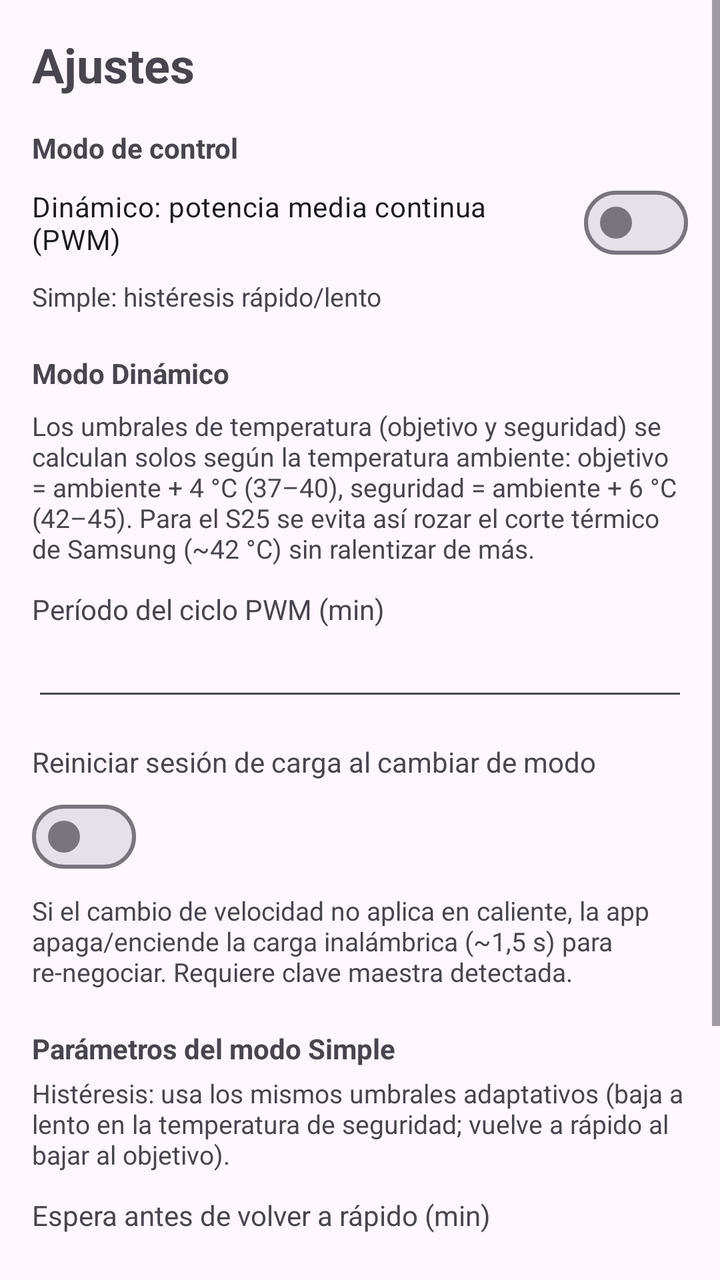
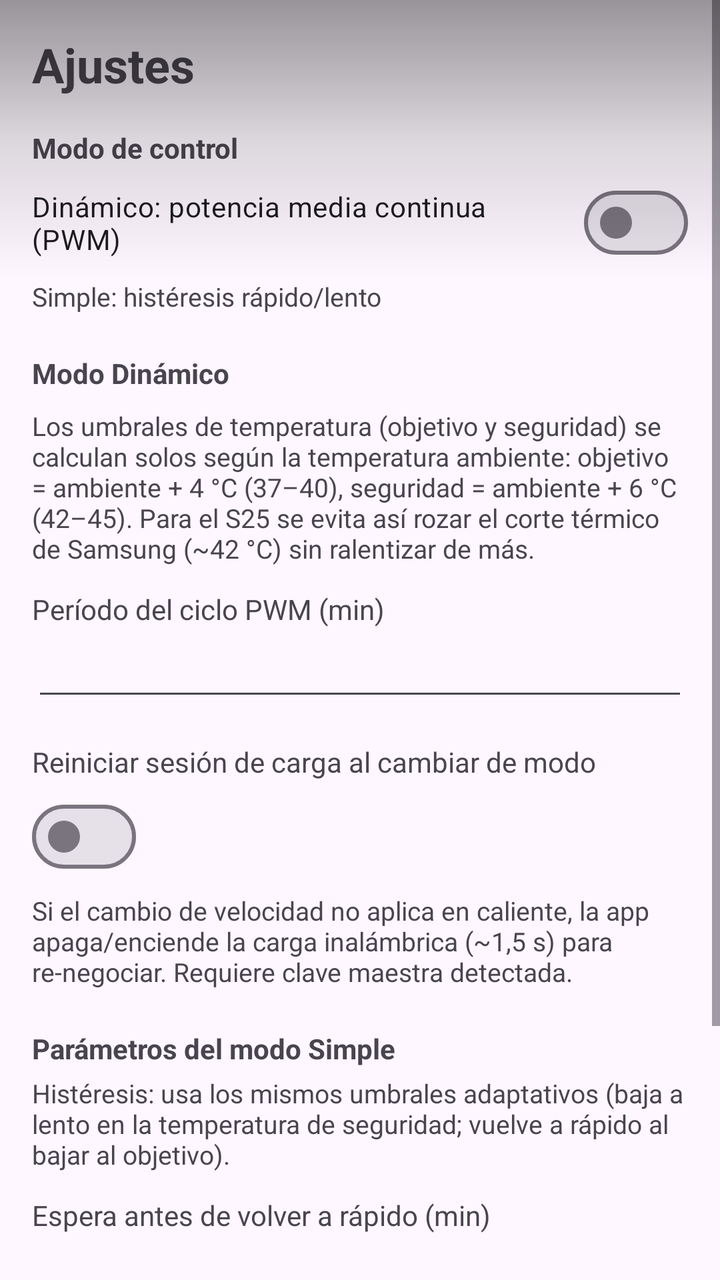

Compare the two renders of this Android layout. The source of the first and the diff that turns it into the second are given below.
<!-- AndroidManifest.xml: application theme Theme.OpenCharge -->
<!-- res/layout/activity_settings.xml -->
<?xml version="1.0" encoding="utf-8"?>
<ScrollView xmlns:android="http://schemas.android.com/apk/res/android"
    android:layout_width="match_parent"
    android:layout_height="match_parent">

    <LinearLayout
        android:layout_width="match_parent"
        android:layout_height="wrap_content"
        android:orientation="vertical"
        android:padding="16dp">

        <TextView
            android:layout_width="wrap_content"
            android:layout_height="wrap_content"
            android:text="@string/settings_title"
            android:textSize="24sp"
            android:textStyle="bold" />

        <TextView
            android:layout_width="match_parent"
            android:layout_height="wrap_content"
            android:layout_marginTop="16dp"
            android:text="@string/settings_mode_title"
            android:textStyle="bold" />

        <com.google.android.material.materialswitch.MaterialSwitch
            android:id="@+id/sw_dynamic"
            android:layout_width="match_parent"
            android:layout_height="wrap_content"
            android:layout_marginTop="4dp"
            android:text="@string/settings_mode_dynamic" />

        <TextView
            android:layout_width="match_parent"
            android:layout_height="wrap_content"
            android:layout_marginTop="4dp"
            android:text="@string/settings_mode_simple"
            android:textSize="13sp" />

        <TextView
            android:layout_width="match_parent"
            android:layout_height="wrap_content"
            android:layout_marginTop="20dp"
            android:text="@string/settings_dynamic_label"
            android:textStyle="bold" />

        <TextView
            android:layout_width="match_parent"
            android:layout_height="wrap_content"
            android:layout_marginTop="8dp"
            android:text="@string/settings_thresholds_note"
            android:textSize="13sp" />

        <TextView
            android:layout_width="match_parent"
            android:layout_height="wrap_content"
            android:layout_marginTop="12dp"
            android:text="@string/settings_period" />

        <EditText
            android:id="@+id/ed_period"
            android:layout_width="match_parent"
            android:layout_height="wrap_content"
            android:inputType="number" />

        <TextView
            android:layout_width="match_parent"
            android:layout_height="wrap_content"
            android:layout_marginTop="16dp"
            android:text="@string/settings_restart" />

        <com.google.android.material.materialswitch.MaterialSwitch
            android:id="@+id/sw_restart"
            android:layout_width="wrap_content"
            android:layout_height="wrap_content"
            android:layout_marginTop="4dp" />

        <TextView
            android:layout_width="match_parent"
            android:layout_height="wrap_content"
            android:layout_marginTop="4dp"
            android:text="@string/settings_restart_desc"
            android:textSize="13sp" />

        <TextView
            android:layout_width="match_parent"
            android:layout_height="wrap_content"
            android:layout_marginTop="20dp"
            android:text="@string/settings_simple_section"
            android:textStyle="bold" />

        <TextView
            android:layout_width="match_parent"
            android:layout_height="wrap_content"
            android:layout_marginTop="4dp"
            android:text="@string/settings_simple_desc"
            android:textSize="13sp" />

        <TextView
            android:layout_width="match_parent"
            android:layout_height="wrap_content"
            android:layout_marginTop="12dp"
            android:text="@string/settings_cooldown" />

        <EditText
            android:id="@+id/ed_cooldown"
            android:layout_width="match_parent"
            android:layout_height="wrap_content"
            android:inputType="number" />

        <Button
            android:id="@+id/btn_save"
            android:layout_width="match_parent"
            android:layout_height="wrap_content"
            android:layout_marginTop="20dp"
            android:text="@string/btn_save" />

        <Button
            android:id="@+id/btn_reset"
            android:layout_width="match_parent"
            android:layout_height="wrap_content"
            android:layout_marginTop="8dp"
            android:text="@string/btn_reset" />
    </LinearLayout>
</ScrollView>
<!-- resources referenced by this layout -->
<resources>
  <string name="btn_reset">Restablecer</string>
  <string name="btn_save">Guardar</string>
  <string name="settings_cooldown">Espera antes de volver a rápido (min)</string>
  <string name="settings_dynamic_label">Modo Dinámico</string>
  <string name="settings_mode_dynamic">Dinámico: potencia media continua (PWM)</string>
  <string name="settings_mode_simple">Simple: histéresis rápido/lento</string>
  <string name="settings_mode_title">Modo de control</string>
  <string name="settings_period">Período del ciclo PWM (min)</string>
  <string name="settings_restart">Reiniciar sesión de carga al cambiar de modo</string>
  <string name="settings_restart_desc">Si el cambio de velocidad no aplica en caliente, la app apaga/enciende la carga inalámbrica (~1,5 s) para re-negociar. Requiere clave maestra detectada.</string>
  <string name="settings_simple_desc">Histéresis: usa los mismos umbrales adaptativos (baja a lento en la temperatura de seguridad; vuelve a rápido al bajar al objetivo).</string>
  <string name="settings_simple_section">Parámetros del modo Simple</string>
  <string name="settings_thresholds_note">Los umbrales de temperatura (objetivo y seguridad) se calculan solos según la temperatura ambiente: objetivo = ambiente + 4 °C (37–40), seguridad = ambiente + 6 °C (42–45). Para el S25 se evita así rozar el corte térmico de Samsung (~42 °C) sin ralentizar de más.</string>
  <string name="settings_title">Ajustes</string>
  <style name="Theme.OpenCharge" parent="Theme.Material3.DayNight.NoActionBar" />
</resources>

<!-- the commit's change to res/layout/activity_settings.xml (unified diff, before → after) -->
@@ -1,20 +1,26 @@
 <?xml version="1.0" encoding="utf-8"?>
-<ScrollView xmlns:android="http://schemas.android.com/apk/res/android"
+<FrameLayout xmlns:android="http://schemas.android.com/apk/res/android"
     android:layout_width="match_parent"
     android:layout_height="match_parent">
 
-    <LinearLayout
+    <ScrollView
+        android:id="@+id/scroll_settings"
         android:layout_width="match_parent"
-        android:layout_height="wrap_content"
-        android:orientation="vertical"
-        android:padding="16dp">
+        android:layout_height="match_parent">
 
-        <TextView
-            android:layout_width="wrap_content"
+        <LinearLayout
+            android:id="@+id/container_settings"
+            android:layout_width="match_parent"
             android:layout_height="wrap_content"
-            android:text="@string/settings_title"
-            android:textSize="24sp"
-            android:textStyle="bold" />
+            android:orientation="vertical"
+            android:padding="16dp">
+
+            <TextView
+                android:layout_width="wrap_content"
+                android:layout_height="wrap_content"
+                android:text="@string/settings_title"
+                android:textSize="24sp"
+                android:textStyle="bold" />
 
         <TextView
             android:layout_width="match_parent"
@@ -121,5 +127,15 @@
             android:layout_height="wrap_content"
             android:layout_marginTop="8dp"
             android:text="@string/btn_reset" />
-    </LinearLayout>
-</ScrollView>
+        </LinearLayout>
+    </ScrollView>
+
+    <View
+        android:id="@+id/top_scrim"
+        android:layout_width="match_parent"
+        android:layout_height="140dp"
+        android:layout_gravity="top"
+        android:background="@drawable/top_scrim"
+        android:clickable="false"
+        android:focusable="false" />
+</FrameLayout>
<!-- resource entries referenced after the edit -->
@@ -1,5 +1,15 @@
 <!-- resources referenced by this layout -->
 <resources>
+  <!-- drawable top_scrim (drawable) -->
+  <?xml version="1.0" encoding="utf-8"?>
+  <shape xmlns:android="http://schemas.android.com/apk/res/android"
+      android:shape="rectangle">
+      <gradient
+          android:angle="270"
+          android:startColor="#66000000"
+          android:centerColor="#22000000"
+          android:endColor="#00000000" />
+  </shape>
   <string name="btn_reset">Restablecer</string>
   <string name="btn_save">Guardar</string>
   <string name="settings_cooldown">Espera antes de volver a rápido (min)</string>
